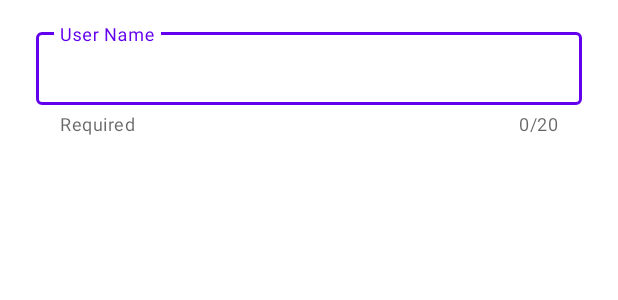
After one commit to alex-eros/UserSP, an Android app: the layout dialog_register.xml on its own in the app's theme, with its tools: preview values and no code run, on a phone screen of 412 x 824 dp. The commit adds this screen. Shown: the top 300 px of the screen. Run offline under Robolectric (Android 15) with nearby library versions, the light colour scheme and no system bars.

Commit message:
Feature: Se agrego la funcionalidad de SP y un MaterialAlertDialog

```diff
--- /dev/null
+++ b/app/src/main/res/layout/dialog_register.xml
@@ -0,0 +1,28 @@
+<?xml version="1.0" encoding="utf-8"?>
+<LinearLayout xmlns:android="http://schemas.android.com/apk/res/android"
+    xmlns:app="http://schemas.android.com/apk/res-auto"
+    android:layout_width="match_parent"
+    android:layout_height="wrap_content"
+    android:padding="@dimen/default_padding"
+    android:orientation="vertical">
+
+        <com.google.android.material.textfield.TextInputLayout
+            android:layout_marginHorizontal="@dimen/min_margin"
+            android:layout_width="match_parent"
+            android:layout_height="wrap_content"
+            android:hint="@string/hint_userName"
+            app:helperText="@string/helper_UserName"
+            app:counterEnabled="true"
+            app:counterMaxLength="@integer/userNameMaxLenght"
+            style="@style/Widget.MaterialComponents.TextInputLayout.OutlinedBox.Dense">
+
+            <com.google.android.material.textfield.TextInputEditText
+                android:id="@+id/editText_UserName"
+                android:layout_width="match_parent"
+                android:layout_height="wrap_content"
+                android:maxLength="@integer/userNameMaxLenght"
+                android:inputType="textPersonName"/>
+
+        </com.google.android.material.textfield.TextInputLayout>
+
+</LinearLayout>
--- a/app/src/main/res/values/dimens.xml
+++ b/app/src/main/res/values/dimens.xml
@@ -4,4 +4,5 @@
     <dimen name="card_img_size">40dp</dimen>
     <dimen name="min_margin">8dp</dimen>
     <dimen name="card_height">56dp</dimen>
+    <dimen name="cornerRadius_min">16dp</dimen>
 </resources>
--- /dev/null
+++ b/app/src/main/res/values/integers.xml
@@ -0,0 +1,4 @@
+<?xml version="1.0" encoding="utf-8"?>
+<resources>
+    <integer name="userNameMaxLenght">20</integer>
+</resources>
--- a/app/src/main/res/values/strings.xml
+++ b/app/src/main/res/values/strings.xml
@@ -1,4 +1,12 @@
 <resources>
     <string name="app_name">UserSP</string>
     <string name="content_description_user_photo">User image</string>
+    <string name="sp_first_time">first_time</string>
+    <string name="dialog_tittle">REGISTRO DE USUARIO</string>
+    <string name="dialog_confirm">REGISTRAR</string>
+    <string name="negative_button_cancel">CANCEL</string>
+    <string name="hint_userName">User Name</string>
+    <string name="helper_UserName">Required</string>
+    <string name="sp_username">username</string>
+    <string name="succes">SUCCES</string>
 </resources>
```
Also changed, not shown: app/src/main/java/alex/eros/usersp/MainActivity.kt (+34 -0 lines).
